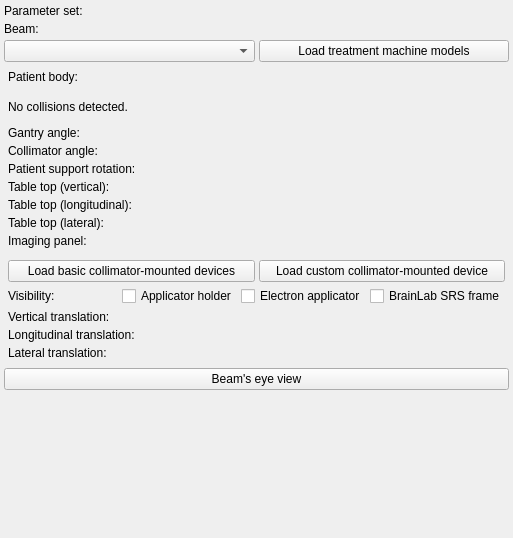
Qt form RoomsEyeView/Resources/UI/qSlicerRoomsEyeViewModule.ui (MichaelColonel/SlicerRT) before a commit.
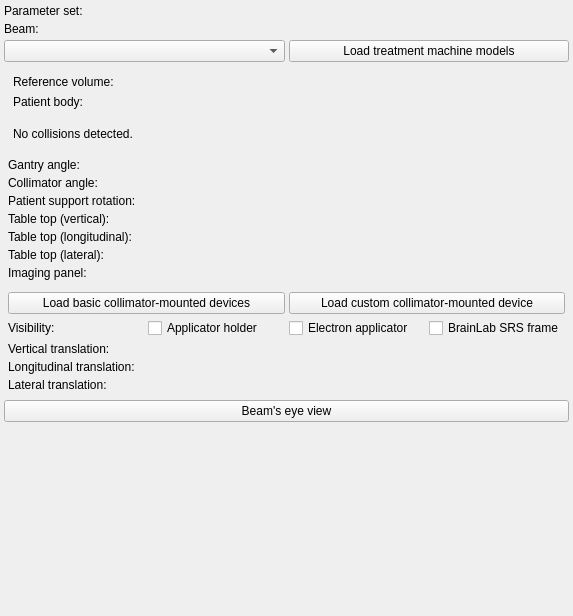
The same form after that commit. Custom widgets are drawn as their Qt base class.

The edit to the form file:
```diff
--- a/RoomsEyeView/Resources/UI/qSlicerRoomsEyeViewModule.ui
+++ b/RoomsEyeView/Resources/UI/qSlicerRoomsEyeViewModule.ui
@@ -9,8 +9,8 @@
    <rect>
     <x>0</x>
     <y>0</y>
-    <width>513</width>
-    <height>538</height>
+    <width>573</width>
+    <height>616</height>
    </rect>
   </property>
   <property name="windowTitle">
@@ -314,21 +314,28 @@
      <property name="text" stdset="0">
       <string>Collision detection</string>
      </property>
-     <layout class="QGridLayout" name="gridLayout_3">
-      <property name="margin">
-       <number>4</number>
-      </property>
-      <property name="spacing">
-       <number>4</number>
-      </property>
+     <layout class="QGridLayout" name="gridLayout">
+      <item row="0" column="1" colspan="2">
+       <widget class="qMRMLNodeComboBox" name="MRMLNodeComboBox_PatientBody" native="true"/>
+      </item>
+      <item row="1" column="1" colspan="2">
+       <widget class="qMRMLSegmentSelectorWidget" name="SegmentSelectorWidget_PatientBody" native="true"/>
+      </item>
+      <item row="1" column="0">
+       <widget class="QLabel" name="label_7">
+        <property name="text">
+         <string>Patient body:</string>
+        </property>
+       </widget>
+      </item>
+      <item row="0" column="0">
+       <widget class="QLabel" name="label_8">
+        <property name="text">
+         <string>Reference volume:</string>
+        </property>
+       </widget>
+      </item>
       <item row="2" column="0" colspan="3">
-       <widget class="QLabel" name="CollisionsDetected">
-        <property name="text">
-         <string>No collisions detected.</string>
-        </property>
-       </widget>
-      </item>
-      <item row="1" column="0" colspan="3">
        <spacer name="verticalSpacer_2">
         <property name="orientation">
          <enum>Qt::Vertical</enum>
@@ -344,19 +351,13 @@
         </property>
        </spacer>
       </item>
-      <item row="0" column="0">
-       <widget class="QLabel" name="label_7">
+      <item row="3" column="0" colspan="3">
+       <widget class="QLabel" name="CollisionsDetected">
         <property name="text">
-         <string>Patient body:</string>
+         <string>No collisions detected.</string>
         </property>
        </widget>
       </item>
-      <item row="0" column="2">
-       <widget class="qMRMLSegmentSelectorWidget" name="SegmentSelectorWidget_PatientBody" native="true"/>
-      </item>
-      <item row="0" column="1">
-       <widget class="qMRMLNodeComboBox" name="MRMLNodeComboBox_PatientBody" native="true"/>
-      </item>
      </layout>
     </widget>
    </item>
```
